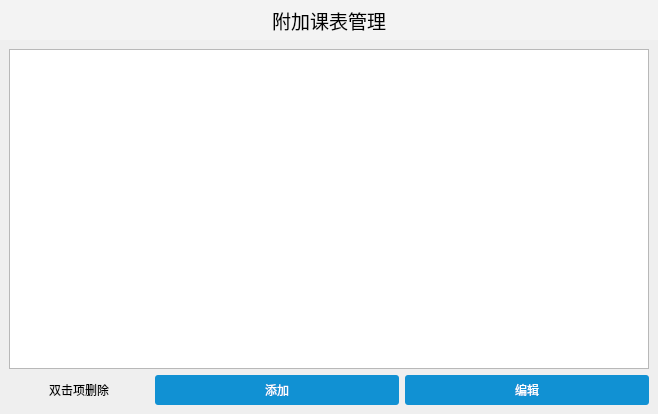
Aero8m/ClassTopLand, file src/AppendixTableManager/AppendixTableManager.ui: the form before one commit.
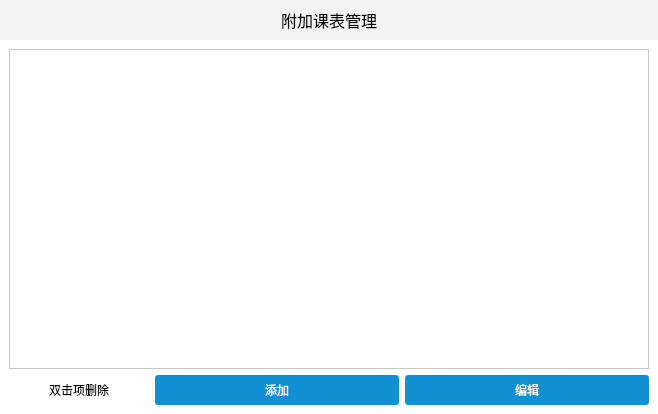
The form after the commit.

Diff of the .ui file:
```diff
--- a/src/AppendixTableManager/AppendixTableManager.ui
+++ b/src/AppendixTableManager/AppendixTableManager.ui
@@ -14,7 +14,7 @@
    <string>附加课表管理</string>
   </property>
   <property name="styleSheet">
-   <string notr="true"/>
+   <string notr="true">background:#fff;</string>
   </property>
   <layout class="QVBoxLayout" name="verticalLayout">
    <property name="spacing">
@@ -54,7 +54,7 @@
        <widget class="QLabel" name="label">
         <property name="font">
          <font>
-          <pointsize>14</pointsize>
+          <pointsize>12</pointsize>
          </font>
         </property>
         <property name="styleSheet">
```
